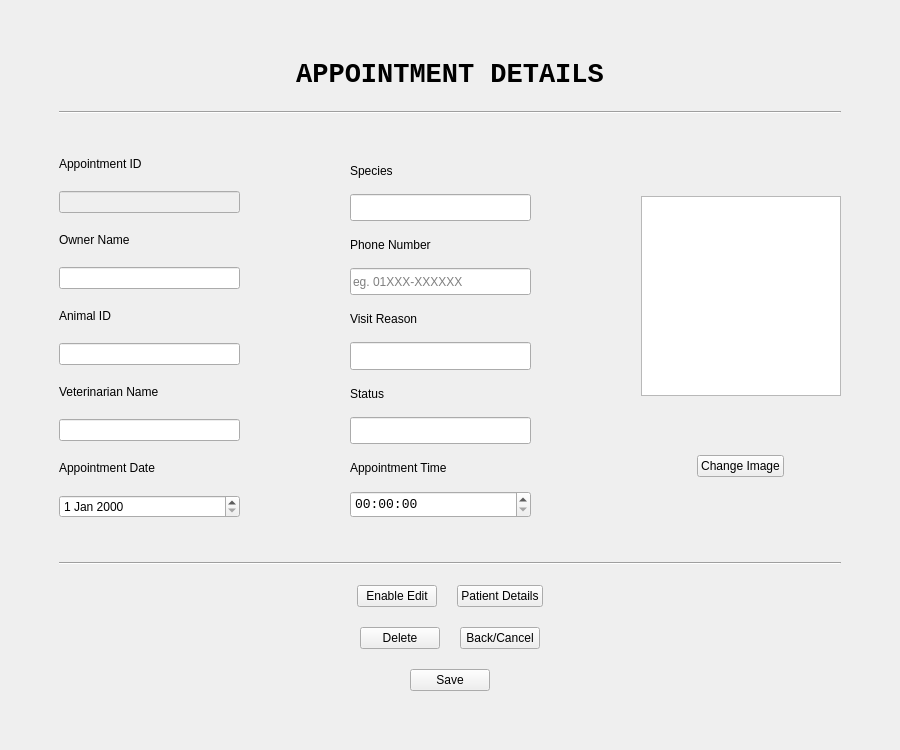
This is AppointmentModifyUI.ui in ASNaeem/Simple-VCMS as Qt 5 draws it before an edit. The edited form follows.
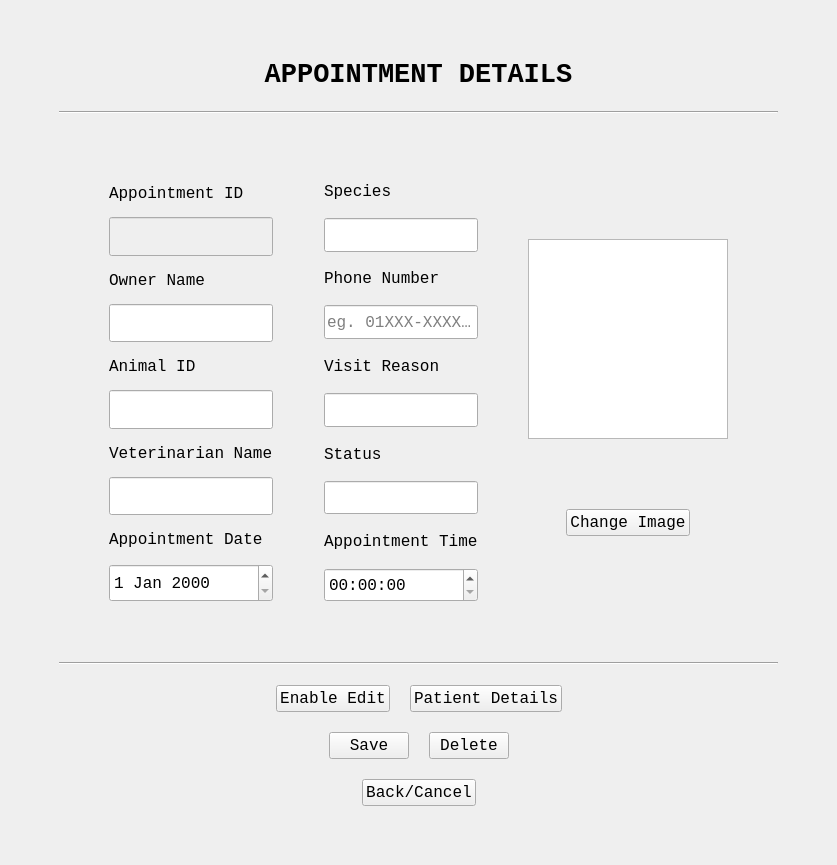
This is the edited form.

The edit to the form file:
```diff
--- a/AppointmentModifyUI.ui
+++ b/AppointmentModifyUI.ui
@@ -6,15 +6,15 @@
    <rect>
     <x>0</x>
     <y>0</y>
-    <width>900</width>
-    <height>750</height>
+    <width>837</width>
+    <height>865</height>
    </rect>
   </property>
   <property name="windowTitle">
    <string>MainWindow</string>
   </property>
   <widget class="QWidget" name="centralwidget">
-   <layout class="QVBoxLayout" name="verticalLayout">
+   <layout class="QVBoxLayout" name="verticalLayout_2">
     <item>
      <layout class="QVBoxLayout" name="verticalLayout_3" stretch="0,0,0,10,0,0,0">
       <property name="spacing">
@@ -79,7 +79,16 @@
        </spacer>
       </item>
       <item>
-       <layout class="QHBoxLayout" name="horizontalLayout_Form" stretch="250,125,250,125,250">
+       <layout class="QHBoxLayout" name="horizontalLayout_Form" stretch="250,120,250,120,250">
+        <property name="spacing">
+         <number>5</number>
+        </property>
+        <property name="leftMargin">
+         <number>50</number>
+        </property>
+        <property name="rightMargin">
+         <number>50</number>
+        </property>
         <item>
          <layout class="QVBoxLayout" name="verticalLayout_4">
           <item>
@@ -90,6 +99,12 @@
               <verstretch>0</verstretch>
              </sizepolicy>
             </property>
+            <property name="font">
+             <font>
+              <family>Courier New</family>
+              <pointsize>12</pointsize>
+             </font>
+            </property>
             <property name="text">
              <string>Appointment ID</string>
             </property>
@@ -109,6 +124,12 @@
               <verstretch>0</verstretch>
              </sizepolicy>
             </property>
+            <property name="font">
+             <font>
+              <family>Courier New</family>
+              <pointsize>12</pointsize>
+             </font>
+            </property>
            </widget>
           </item>
           <item>
@@ -119,6 +140,12 @@
               <verstretch>0</verstretch>
              </sizepolicy>
             </property>
+            <property name="font">
+             <font>
+              <family>Courier New</family>
+              <pointsize>12</pointsize>
+             </font>
+            </property>
             <property name="text">
              <string>Owner Name</string>
             </property>
@@ -135,6 +162,12 @@
               <verstretch>0</verstretch>
              </sizepolicy>
             </property>
+            <property name="font">
+             <font>
+              <family>Courier New</family>
+              <pointsize>12</pointsize>
+             </font>
+            </property>
             <property name="placeholderText">
              <string/>
             </property>
@@ -148,6 +181,12 @@
               <verstretch>0</verstretch>
              </sizepolicy>
             </property>
+            <property name="font">
+             <font>
+              <family>Courier New</family>
+              <pointsize>12</pointsize>
+             </font>
+            </property>
             <property name="text">
              <string>Animal ID</string>
             </property>
@@ -164,6 +203,12 @@
               <verstretch>0</verstretch>
              </sizepolicy>
             </property>
+            <property name="font">
+             <font>
+              <family>Courier New</family>
+              <pointsize>12</pointsize>
+             </font>
+            </property>
            </widget>
           </item>
           <item>
@@ -174,6 +219,12 @@
               <verstretch>0</verstretch>
              </sizepolicy>
             </property>
+            <property name="font">
+             <font>
+              <family>Courier New</family>
+              <pointsize>12</pointsize>
+             </font>
+            </property>
             <property name="text">
              <string>Veterinarian Name</string>
             </property>
@@ -190,6 +241,12 @@
               <verstretch>0</verstretch>
              </sizepolicy>
             </property>
+            <property name="font">
+             <font>
+              <family>Courier New</family>
+              <pointsize>12</pointsize>
+             </font>
+            </property>
            </widget>
           </item>
           <item>
@@ -200,6 +257,12 @@
               <verstretch>0</verstretch>
              </sizepolicy>
             </property>
+            <property name="font">
+             <font>
+              <family>Courier New</family>
+              <pointsize>12</pointsize>
+             </font>
+            </property>
             <property name="text">
              <string>Appointment Date</string>
             </property>
@@ -216,6 +279,12 @@
               <verstretch>0</verstretch>
              </sizepolicy>
             </property>
+            <property name="font">
+             <font>
+              <family>Courier New</family>
+              <pointsize>12</pointsize>
+             </font>
+            </property>
            </widget>
           </item>
          </layout>
@@ -246,6 +315,12 @@
               <verstretch>0</verstretch>
              </sizepolicy>
             </property>
+            <property name="font">
+             <font>
+              <family>Courier New</family>
+              <pointsize>12</pointsize>
+             </font>
+            </property>
             <property name="text">
              <string>Species</string>
             </property>
@@ -265,6 +340,12 @@
               <verstretch>0</verstretch>
              </sizepolicy>
             </property>
+            <property name="font">
+             <font>
+              <family>Courier New</family>
+              <pointsize>12</pointsize>
+             </font>
+            </property>
            </widget>
           </item>
           <item>
@@ -275,6 +356,12 @@
               <verstretch>0</verstretch>
              </sizepolicy>
             </property>
+            <property name="font">
+             <font>
+              <family>Courier New</family>
+              <pointsize>12</pointsize>
+             </font>
+            </property>
             <property name="text">
              <string>Phone Number</string>
             </property>
@@ -291,6 +378,12 @@
               <verstretch>0</verstretch>
              </sizepolicy>
             </property>
+            <property name="font">
+             <font>
+              <family>Courier New</family>
+              <pointsize>12</pointsize>
+             </font>
+            </property>
             <property name="placeholderText">
              <string>eg. 01XXX-XXXXXX</string>
             </property>
@@ -304,6 +397,12 @@
               <verstretch>0</verstretch>
              </sizepolicy>
             </property>
+            <property name="font">
+             <font>
+              <family>Courier New</family>
+              <pointsize>12</pointsize>
+             </font>
+            </property>
             <property name="text">
              <string>Visit Reason</string>
             </property>
@@ -320,6 +419,12 @@
               <verstretch>0</verstretch>
              </sizepolicy>
             </property>
+            <property name="font">
+             <font>
+              <family>Courier New</family>
+              <pointsize>12</pointsize>
+             </font>
+            </property>
            </widget>
           </item>
           <item>
@@ -330,6 +435,12 @@
               <verstretch>0</verstretch>
              </sizepolicy>
             </property>
+            <property name="font">
+             <font>
+              <family>Courier New</family>
+              <pointsize>12</pointsize>
+             </font>
+            </property>
             <property name="text">
              <string>Status</string>
             </property>
@@ -346,6 +457,12 @@
               <verstretch>0</verstretch>
              </sizepolicy>
             </property>
+            <property name="font">
+             <font>
+              <family>Courier New</family>
+              <pointsize>12</pointsize>
+             </font>
+            </property>
            </widget>
           </item>
           <item>
@@ -356,6 +473,12 @@
               <verstretch>0</verstretch>
              </sizepolicy>
             </property>
+            <property name="font">
+             <font>
+              <family>Courier New</family>
+              <pointsize>12</pointsize>
+             </font>
+            </property>
             <property name="text">
              <string>Appointment Time</string>
             </property>
@@ -375,7 +498,7 @@
             <property name="font">
              <font>
               <family>Courier New</family>
-              <pointsize>10</pointsize>
+              <pointsize>12</pointsize>
              </font>
             </property>
            </widget>
@@ -423,6 +546,12 @@
                 <verstretch>0</verstretch>
                </sizepolicy>
               </property>
+              <property name="font">
+               <font>
+                <family>Courier New</family>
+                <pointsize>12</pointsize>
+               </font>
+              </property>
               <property name="text">
                <string>Change Image</string>
               </property>
@@ -455,11 +584,9 @@
        </widget>
       </item>
       <item>
-       <layout class="QHBoxLayout" name="horizontalLayout_5">
+       <layout class="QVBoxLayout" name="verticalLayout">
         <item>
-         <layout class="QVBoxLayout" name="verticalLayout_6">
-          <item>
-           <layout class="QHBoxLayout" name="horizontalLayout_3">
+         <layout class="QHBoxLayout" name="horizontalLayout_4">
             <item>
              <spacer name="horizontalSpacer_3">
               <property name="orientation">
@@ -474,12 +601,12 @@
              </spacer>
             </item>
             <item>
-             <widget class="QPushButton" name="button_animal_save_2">
-              <property name="sizePolicy">
-               <sizepolicy hsizetype="Fixed" vsizetype="Fixed">
-                <horstretch>0</horstretch>
-                <verstretch>0</verstretch>
-               </sizepolicy>
+           <widget class="QPushButton" name="pushButton_3">
+            <property name="font">
+             <font>
+              <family>Courier New</family>
+              <pointsize>12</pointsize>
+             </font>
               </property>
               <property name="text">
                <string>Enable Edit</string>
@@ -487,7 +614,13 @@
              </widget>
             </item>
             <item>
-             <widget class="QPushButton" name="pushButton_2">
+           <widget class="QPushButton" name="pushButton_4">
+            <property name="font">
+             <font>
+              <family>Courier New</family>
+              <pointsize>12</pointsize>
+             </font>
+            </property>
               <property name="text">
                <string>Patient Details</string>
               </property>
@@ -509,7 +642,7 @@
            </layout>
           </item>
           <item>
-           <layout class="QHBoxLayout" name="horizontalLayout_2">
+         <layout class="QHBoxLayout" name="horizontalLayout_6">
             <item>
              <spacer name="horizontalSpacer_5">
               <property name="orientation">
@@ -524,31 +657,31 @@
              </spacer>
             </item>
             <item>
-             <widget class="QPushButton" name="button_animal_delete">
-              <property name="sizePolicy">
-               <sizepolicy hsizetype="Fixed" vsizetype="Fixed">
-                <horstretch>0</horstretch>
-                <verstretch>0</verstretch>
-               </sizepolicy>
+           <widget class="QPushButton" name="pushButton_5">
+            <property name="font">
+             <font>
+              <family>Courier New</family>
+              <pointsize>12</pointsize>
+             </font>
+            </property>
+            <property name="text">
+             <string>Save</string>
+            </property>
+           </widget>
+          </item>
+          <item>
+           <widget class="QPushButton" name="pushButton_6">
+            <property name="font">
+             <font>
+              <family>Courier New</family>
+              <pointsize>12</pointsize>
+             </font>
               </property>
               <property name="text">
                <string>Delete</string>
               </property>
              </widget>
             </item>
-            <item>
-             <widget class="QPushButton" name="button_animal_back">
-              <property name="sizePolicy">
-               <sizepolicy hsizetype="Fixed" vsizetype="Fixed">
-                <horstretch>0</horstretch>
-                <verstretch>0</verstretch>
-               </sizepolicy>
-              </property>
-              <property name="text">
-               <string>Back/Cancel</string>
-              </property>
-             </widget>
-            </item>
             <item>
              <spacer name="horizontalSpacer_6">
               <property name="orientation">
@@ -565,7 +698,7 @@
            </layout>
           </item>
           <item>
-           <layout class="QHBoxLayout" name="horizontalLayout">
+         <layout class="QHBoxLayout" name="horizontalLayout_7">
             <item>
              <spacer name="horizontalSpacer_7">
               <property name="orientation">
@@ -580,15 +713,15 @@
              </spacer>
             </item>
             <item>
-             <widget class="QPushButton" name="button_animal_save">
-              <property name="sizePolicy">
-               <sizepolicy hsizetype="Fixed" vsizetype="Fixed">
-                <horstretch>0</horstretch>
-                <verstretch>0</verstretch>
-               </sizepolicy>
+           <widget class="QPushButton" name="pushButton_7">
+            <property name="font">
+             <font>
+              <family>Courier New</family>
+              <pointsize>12</pointsize>
+             </font>
               </property>
               <property name="text">
-               <string>Save</string>
+             <string>Back/Cancel</string>
               </property>
              </widget>
             </item>
@@ -604,8 +737,6 @@
                </size>
               </property>
              </spacer>
-            </item>
-           </layout>
           </item>
          </layout>
         </item>
```
Lines whose indentation alone changed are shown as unchanged.
